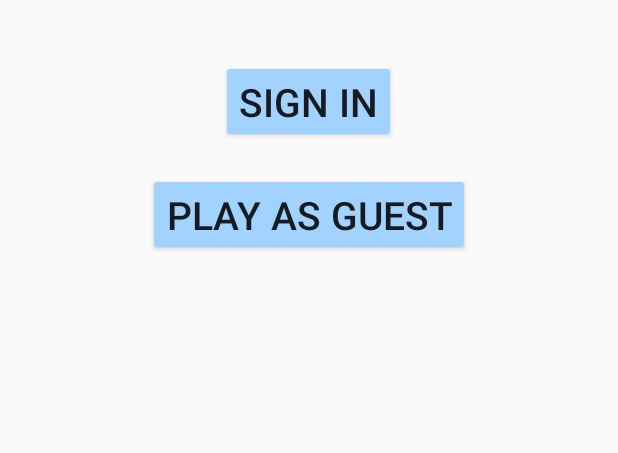
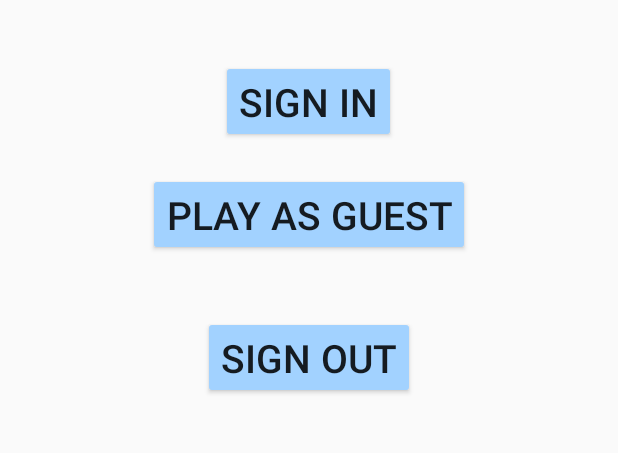
Before and after one commit to icecube127/GuessTheMovie, an Android app: the screen it shows after launch (MainActivity), on a phone screen of 412 x 824 dp, the part 331-784 px from its top. Run offline under Robolectric (Android 15) with nearby library versions, the phone set to English and light mode, and no system bars; our stand-ins replace Firebase (no records; nobody signed in at launch, a user with empty details on screens opened directly); libraries missing offline, so code that uses them is left out: com.firebase.ui.

Commit message:
add login

```diff
--- a/app/src/main/res/layout/activity_main.xml
+++ b/app/src/main/res/layout/activity_main.xml
@@ -37,4 +37,13 @@
         app:layout_constraintTop_toBottomOf="@id/btn_Signin"
         android:backgroundTint="@color/teal"
         />
+
+    <Button
+        android:id="@+id/btn_Signout"
+        android:layout_width="wrap_content"
+        android:layout_height="wrap_content"
+        android:layout_marginTop="40dp"
+        android:backgroundTint="@color/teal"
+        android:text="Sign Out"
+        android:textSize="26sp" />
 </LinearLayout>
```
Also changed, not shown: app/src/main/java/edu/utap/guessthemovie/MainActivity.kt (+10 -0 lines).
